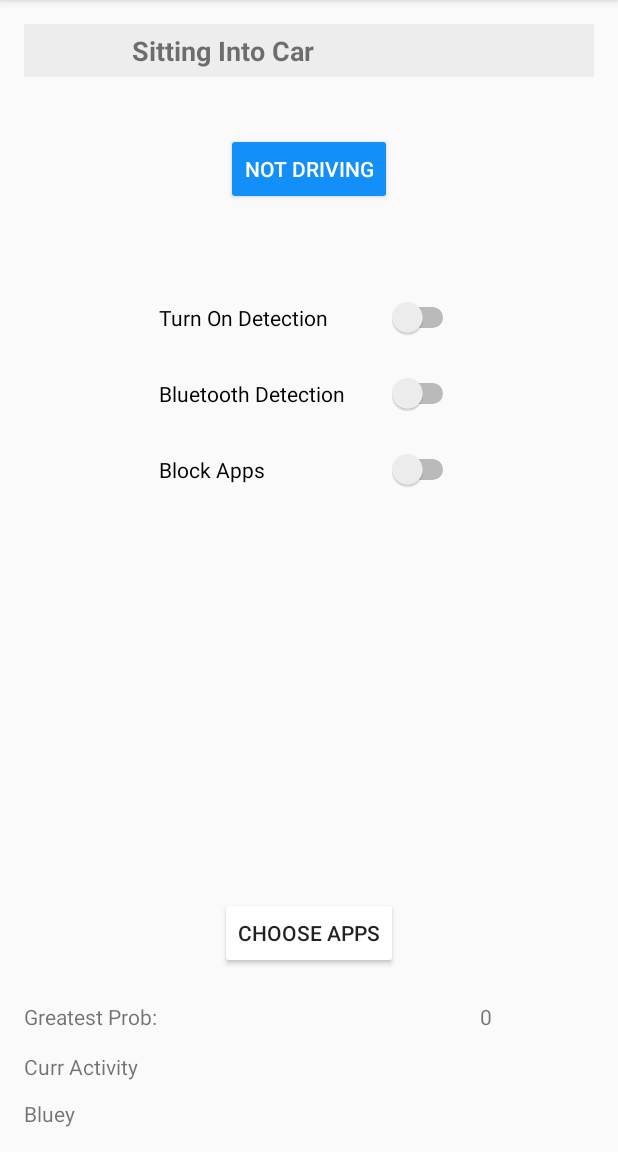
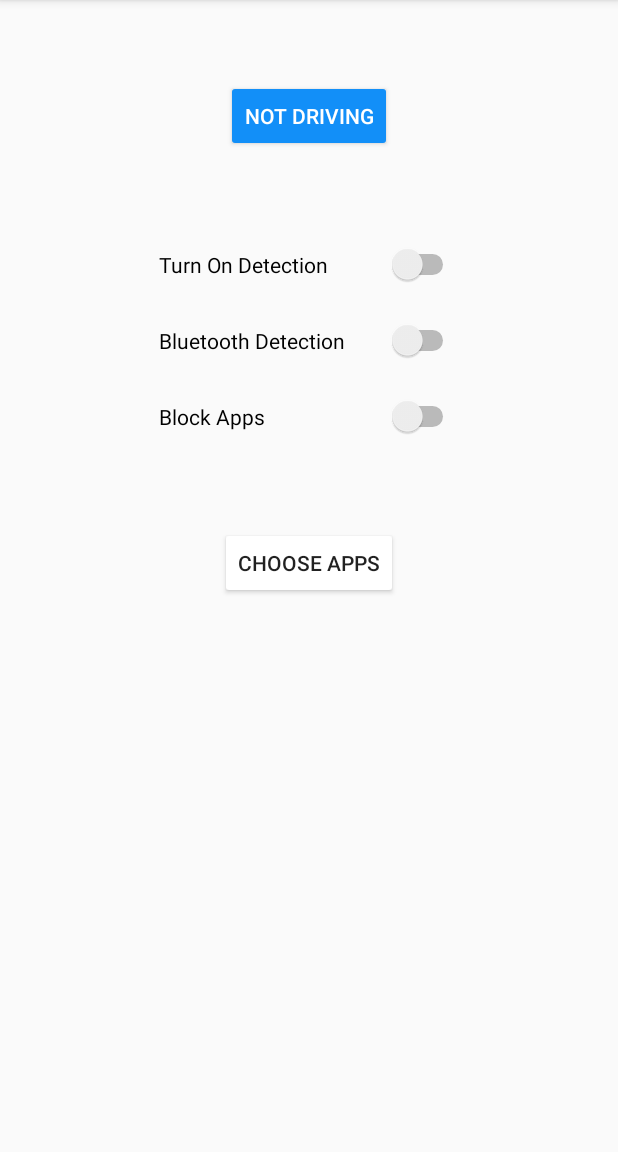
Before and after one commit to robmcelhinney/phone-block, an Android app: the MainActivity screen opened directly, with no data from a screen before it, on a phone screen of 412 x 824 dp, the part 84-1236 px from its top. Run offline under Robolectric (Android 15) with nearby library versions, the phone set to English and light mode, and no system bars.

```diff
--- a/app/src/main/java/com/robmcelhinney/PhoneBlock/ChangeDNDService.java
+++ b/app/src/main/java/com/robmcelhinney/PhoneBlock/ChangeDNDService.java
@@ -24,6 +24,8 @@ public class ChangeDNDService extends Service {
 
         doNotDisturbBroadcastReceiver = new doNotDisturbBroadcastReceiver();
         intentChangingDND = new IntentFilter();
+        intentChangingDND.addAction(NotificationManager.ACTION_INTERRUPTION_FILTER_CHANGED);
+        registerReceiver(doNotDisturbBroadcastReceiver, intentChangingDND);
     }
 
     @Override
@@ -32,8 +34,6 @@ public class ChangeDNDService extends Service {
         registerReceiver(doNotDisturbBroadcastReceiver, intentChangingDND);
         return START_STICKY;
     }
-
-
 
     @Override
     public void onDestroy() {
@@ -54,7 +54,7 @@ public class ChangeDNDService extends Service {
 
                 Log.d("changing interruption filter", "entering broadcast receiver " +  mNotificationManager.getCurrentInterruptionFilter() + " isActive? " + UtilitiesService.isActive());
                 assert mNotificationManager != null;
-                if (mNotificationManager.getCurrentInterruptionFilter() != NotificationManager.INTERRUPTION_FILTER_NONE && UtilitiesService.isActive()) {
+                if (mNotificationManager.getCurrentInterruptionFilter() != NotificationManager.INTERRUPTION_FILTER_NONE) {
                     DisturbService.cancelNotification();
                     DisturbService.doDisturb();
                 }
--- a/app/src/main/java/com/robmcelhinney/PhoneBlock/DetectDrivingService.java
+++ b/app/src/main/java/com/robmcelhinney/PhoneBlock/DetectDrivingService.java
@@ -88,6 +88,8 @@ public class DetectDrivingService extends Service implements SensorEventListener
 
     private SharedPreferences settings;
 
+    private IntentFilter intentFilter;
+
     public void onCreate() {
         super.onCreate();
 
@@ -101,7 +103,7 @@ public class DetectDrivingService extends Service implements SensorEventListener
         mBluetoothAdapter = BluetoothAdapter.getDefaultAdapter();
 
         //register BroadcastReceiver for ActivityRecognizedService
-        IntentFilter intentFilter = new IntentFilter(ActivityRecognizedService.ACTION_ActivityRecognizedService);
+        intentFilter = new IntentFilter(ActivityRecognizedService.ACTION_ActivityRecognizedService);
         intentFilter.addAction(ActivityRecognizedService.ACTION_ActivityRecognizedService);
         intentFilter.addCategory(Intent.CATEGORY_DEFAULT);
         registerReceiver(myBroadcastReceiver, intentFilter);
@@ -124,14 +126,15 @@ public class DetectDrivingService extends Service implements SensorEventListener
 
     @Override
     public int onStartCommand(Intent intent, int flags, int startId) {
+        registerReceiver(myBroadcastReceiver, intentFilter);
         return START_STICKY;
 //        return super.onStartCommand(intent, flags, startId);
     }
 
     @Override
     public void onDestroy() {
+        unregisterReceiver(myBroadcastReceiver);
         super.onDestroy();
-        unregisterReceiver(myBroadcastReceiver);
     }
 
     @Nullable
@@ -211,9 +214,9 @@ public class DetectDrivingService extends Service implements SensorEventListener
                     UtilitiesService.setUserNotDriving(false);
                 }
 
-                // Will not deactive block until user has been on foot for ~15 seconds.
+                // Will not deactive block until user has been on foot for ~10 seconds.
                 // This prevents a single poor prediction turning off the block.
-                if(UtilitiesService.isActive() && numTimesOnFoot >= 3) {
+                if(UtilitiesService.isActive() && numTimesOnFoot >= 2) {
                     DisturbService.doDisturb();
                 }
 
--- a/app/src/main/java/com/robmcelhinney/PhoneBlock/DisturbService.java
+++ b/app/src/main/java/com/robmcelhinney/PhoneBlock/DisturbService.java
@@ -66,9 +66,10 @@ public class DisturbService extends Service implements TextToSpeech.OnInitListen
 
     public static void userSelectedDoDisturb() {
         UtilitiesService.setUserNotDriving(true);
-        if(UtilitiesService.isActive()) {
+        Log.d("userSelectedDoDisturb", "" + UtilitiesService.isActive());
+//        if(UtilitiesService.isActive()) {
             doDisturb();
-        }
+//        }
     }
 
     @Override
@@ -101,7 +102,9 @@ public class DisturbService extends Service implements TextToSpeech.OnInitListen
         UtilitiesService.setActive(true);
         sendToMainActivity(true);
 
+        Log.d("startoverlayservice", "dnd");
         if(settings.getBoolean("switchOtherApps", false)) {
+            Log.d("startoverlayservice", "yes");
             startOverlayService();
         }
     }
@@ -134,9 +137,9 @@ public class DisturbService extends Service implements TextToSpeech.OnInitListen
         sendToMainActivity(false);
         DetectDrivingService.setSittingIntoCar(false);
         UtilitiesService.setActive(false);
-        if(settings.getBoolean("switchOtherApps", false)) {
+//        if(settings.getBoolean("switchOtherApps", false)) {
             stopOverlayService();
-        }
+//        }
     }
 
     public static void startOverlayService() {
--- a/app/src/main/java/com/robmcelhinney/PhoneBlock/InstalledAppsActivity.java
+++ b/app/src/main/java/com/robmcelhinney/PhoneBlock/InstalledAppsActivity.java
@@ -4,6 +4,7 @@ import android.animation.Animator;
 import android.animation.AnimatorListenerAdapter;
 import android.content.Context;
 import android.content.SharedPreferences;
+import android.content.pm.ActivityInfo;
 import android.content.pm.ApplicationInfo;
 import android.os.AsyncTask;
 import android.os.Bundle;
@@ -45,15 +46,14 @@ public class InstalledAppsActivity extends AppCompatActivity {
     @Override
     protected void onCreate(Bundle savedInstanceState) {
         super.onCreate(savedInstanceState);
+        setRequestedOrientation (ActivityInfo.SCREEN_ORIENTATION_PORTRAIT);
         setContentView(R.layout.activity_installed_apps);
 
         progressOverlay = findViewById(R.id.progress_loading_overlay);
 
         settings = getApplicationContext().getSharedPreferences(MY_PREFS_NAME, MODE_PRIVATE);
         editor = settings.edit();
-
         thisContext = this;
-
         selectedAppsPackageName = new HashSet<>();
 
         listView = findViewById(R.id.listViewID);
--- a/app/src/main/java/com/robmcelhinney/PhoneBlock/MainActivity.java
+++ b/app/src/main/java/com/robmcelhinney/PhoneBlock/MainActivity.java
@@ -8,6 +8,7 @@ import android.content.Context;
 import android.content.Intent;
 import android.content.IntentFilter;
 import android.content.SharedPreferences;
+import android.content.pm.ActivityInfo;
 import android.content.pm.ApplicationInfo;
 import android.content.pm.PackageManager;
 import android.hardware.SensorManager;
@@ -24,7 +25,6 @@ import android.view.View;
 import android.widget.Button;
 import android.widget.CompoundButton;
 import android.widget.Switch;
-import android.widget.TextView;
 import android.widget.Toast;
 import android.widget.ToggleButton;
 
@@ -34,9 +34,9 @@ import java.util.Locale;
 public class MainActivity extends AppCompatActivity implements TextToSpeech.OnInitListener {
     private TextToSpeech textToSpeech;
 
-    private TextView greatestProb;
-    private TextView sittingcarTextView;
-    private TextView currText;
+//    private TextView greatestProb;
+//    private TextView sittingcarTextView;
+//    private TextView currText;
 
     private Switch switchDetection;
     private Switch switchBT;
@@ -62,19 +62,15 @@ public class MainActivity extends AppCompatActivity implements TextToSpeech.OnIn
     @Override
     protected void onCreate(Bundle savedInstanceState) {
         super.onCreate(savedInstanceState);
+        setRequestedOrientation (ActivityInfo.SCREEN_ORIENTATION_PORTRAIT);
         setContentView(R.layout.activity_main);
 
         mNotificationManager = (NotificationManager) getSystemService(Context.NOTIFICATION_SERVICE);
-
         startDisturbService();
-
         startDNDService();
-
         startUtiliesService();
-
         settings = getSharedPreferences(MY_PREFS_NAME, MODE_PRIVATE);
         editor = settings.edit();
-
 
         // Splash Screen first time launch
         if (!PreferenceManager.getDefaultSharedPreferences(getBaseContext()).getBoolean("pref_previously_started", false)) {
@@ -82,11 +78,9 @@ public class MainActivity extends AppCompatActivity implements TextToSpeech.OnIn
         }
 
 
-
-
-        greatestProb = findViewById(R.id.greatestProb);
-        sittingcarTextView = findViewById(R.id.sittingcar_prob);
-        currText = findViewById(R.id.currText);
+//        greatestProb = findViewById(R.id.greatestProb);
+//        sittingcarTextView = findViewById(R.id.sittingcar_prob);
+//        currText = findViewById(R.id.currText);
 
         textToSpeech = new TextToSpeech(this, this);
         textToSpeech.setLanguage(Locale.US);
@@ -199,10 +193,10 @@ public class MainActivity extends AppCompatActivity implements TextToSpeech.OnIn
         }
 
         LocalBroadcastManager.getInstance(this).registerReceiver(
-                mMessageReceiver, new IntentFilter("intentKey"));
+            mMessageReceiver, new IntentFilter("intentKey"));
 
         LocalBroadcastManager.getInstance(this).registerReceiver(
-                mMessageReceiverToggleButton, new IntentFilter("intentToggleButton"));
+            mMessageReceiverToggleButton, new IntentFilter("intentToggleButton"));
     }
 
     private void startUtiliesService() {
@@ -213,24 +207,24 @@ public class MainActivity extends AppCompatActivity implements TextToSpeech.OnIn
     private BroadcastReceiver mMessageReceiver = new BroadcastReceiver() {
         @Override
         public void onReceive(Context context, Intent intent) {
-        // Get extra data included in the Intent
-        String message = intent.getStringExtra("text");
-        if (intent.hasExtra("currText")) {
-            currText.setText(message);
-        } else if (intent.hasExtra("greatestProb")) {
-            greatestProb.setText(message);
-        } else if (intent.hasExtra("sittingCarText")) {
-            sittingcarTextView.setText(message);
-        }
+//        // Get extra data included in the Intent
+//        String message = intent.getStringExtra("text");
+//        if (intent.hasExtra("currText")) {
+//            currText.setText(message);
+//        } else if (intent.hasExtra("greatestProb")) {
+//            greatestProb.setText(message);
+//        } else if (intent.hasExtra("sittingCarText")) {
+//            sittingcarTextView.setText(message);
+//        }
         }
     };
 
     private BroadcastReceiver mMessageReceiverToggleButton = new BroadcastReceiver() {
         @Override
         public void onReceive(Context context, Intent intent) {
-            // Get extra data included in the Intent
-            boolean value = intent.getBooleanExtra("valueBool", false);
-            toggleButtonActive.setChecked(value);
+        // Get extra data included in the Intent
+        boolean value = intent.getBooleanExtra("valueBool", false);
+        toggleButtonActive.setChecked(value);
         }
     };
 
--- a/app/src/main/java/com/robmcelhinney/PhoneBlock/Overlay.java
+++ b/app/src/main/java/com/robmcelhinney/PhoneBlock/Overlay.java
@@ -6,6 +6,7 @@ import android.content.SharedPreferences;
 import android.os.Handler;
 import android.os.IBinder;
 import android.os.Looper;
+import android.util.Log;
 import android.widget.Toast;
 
 import com.rvalerio.fgchecker.AppChecker;
@@ -21,16 +22,11 @@ import static com.robmcelhinney.PhoneBlock.MainActivity.MY_PREFS_NAME;
 
 public class Overlay extends Service {
 
-    private final int delayMillis = 1000;
-
+    private final int delayMillis = 2000;
     private final Handler handler = new Handler();
-
     private Runnable runnable;
-
     private AppChecker appChecker;
-
     private SharedPreferences settings;
-
     private HashMap closedApps;
 
     @Override
@@ -40,18 +36,21 @@ public class Overlay extends Service {
 
         appChecker = new AppChecker();
         closedApps = new HashMap<>();
+
+//        handlerLoop();
     }
 
     @Override
     public int onStartCommand(Intent intent, int flags, int startId) {
+        Log.d("onstartOverlay", "handler back running");
         handlerLoop();
         return super.onStartCommand(intent, flags, startId);
     }
 
     @Override
     public void onDestroy() {
+        handler.removeCallbacks(runnable);
         super.onDestroy();
-//        handler.removeCallbacks(runnable);
     }
 
     @Override
@@ -63,8 +62,8 @@ public class Overlay extends Service {
         runnable= new Runnable() {
             @Override
             public void run() {
-                closeApps();
-                handler.postDelayed(this, delayMillis);
+            closeApps();
+            handler.postDelayed(this, delayMillis);
             }
         };
 
@@ -96,7 +95,7 @@ public class Overlay extends Service {
     }
 
     private String getForegroundApp(){
-//        Log.d("CurrApp",  "App is... " + appChecker.getForegroundApp(getApplicationContext()));
+        Log.d("CurrApp",  "App is... " + appChecker.getForegroundApp(getApplicationContext()));
         return appChecker.getForegroundApp(getApplicationContext());
     }
 
--- a/app/src/main/java/com/robmcelhinney/PhoneBlock/PermissionsSplashActivity.java
+++ b/app/src/main/java/com/robmcelhinney/PhoneBlock/PermissionsSplashActivity.java
@@ -3,6 +3,7 @@ package com.robmcelhinney.PhoneBlock;
 import android.app.NotificationManager;
 import android.content.Context;
 import android.content.SharedPreferences;
+import android.content.pm.ActivityInfo;
 import android.os.Bundle;
 import android.preference.PreferenceManager;
 import android.support.v7.app.AppCompatActivity;
@@ -23,6 +24,7 @@ public class PermissionsSplashActivity extends AppCompatActivity {
     @Override
     protected void onCreate(Bundle savedInstanceState) {
         super.onCreate(savedInstanceState);
+        setRequestedOrientation (ActivityInfo.SCREEN_ORIENTATION_PORTRAIT);
         setContentView(R.layout.activity_permissions_splash);
 
         mNotificationManager = (NotificationManager) getSystemService(Context.NOTIFICATION_SERVICE);
--- a/app/src/main/res/layout/activity_main.xml
+++ b/app/src/main/res/layout/activity_main.xml
@@ -1,7 +1,7 @@
 <?xml version="1.0" encoding="utf-8"?>
 <RelativeLayout xmlns:android="http://schemas.android.com/apk/res/android"
     xmlns:tools="http://schemas.android.com/tools"
-    android:layout_width="wrap_content"
+    android:layout_width="match_parent"
     android:layout_height="match_parent"
     android:paddingBottom="@dimen/activity_vertical_margin"
     android:paddingLeft="@dimen/activity_horizontal_margin"
@@ -10,90 +10,20 @@
     android:paddingTop="@dimen/activity_vertical_margin"
     tools:context="com.robmcelhinney.PhoneBlock.MainActivity">
 
-    <TextView
-        android:id="@+id/textView2"
+
+    <ToggleButton
+    android:id="@+id/toggleButtonActive"
+    style="@style/Base.Widget.AppCompat.Button"
     android:layout_width="wrap_content"
     android:layout_height="wrap_content"
-        android:text="Hello World!" />
-
-    <TableLayout xmlns:android="http://schemas.android.com/apk/res/android"
-        android:id="@+id/tableLayout"
-        android:layout_width="match_parent"
-        android:layout_height="wrap_content"
-        android:layout_alignParentStart="true"
     android:layout_alignParentTop="true"
-        android:background="#ededed"
-        android:clipToPadding="false">
-
-        <TableRow
-            android:id="@+id/tableRow"
-            android:layout_width="match_parent"
-            android:layout_height="match_parent"
-            android:padding="5dp">
-
-            <TextView
-                android:id="@+id/textView3"
-                android:layout_width="139dp"
-                android:layout_height="wrap_content"
-                android:layout_weight="1"
-                android:text="@string/sittingcar"
-                android:textAlignment="center"
-                android:textSize="18sp"
-                android:textStyle="bold" />
-
-            <TextView
-                android:id="@+id/sittingcar_prob"
-                android:layout_width="wrap_content"
-                android:layout_height="wrap_content"
-                android:layout_weight="1"
-                android:textAlignment="center"
-                android:textSize="18sp" />
-        </TableRow>
-    </TableLayout>
-
-    <TextView
-        android:id="@+id/textView4"
-        android:layout_width="wrap_content"
-        android:layout_height="wrap_content"
-        android:layout_above="@+id/CurrentlyText"
-        android:layout_alignParentStart="true"
-        android:layout_marginBottom="14dp"
-        android:text="Greatest Prob:" />
-
-    <TextView
-        android:id="@+id/greatestProb"
-        android:layout_width="wrap_content"
-        android:layout_height="wrap_content"
-        android:layout_alignEnd="@+id/tableLayout"
-        android:layout_alignTop="@+id/textView4"
-        android:layout_marginEnd="68dp"
-        android:text="0" />
-
-    <TextView
-        android:id="@+id/CurrentlyText"
-        android:layout_width="wrap_content"
-        android:layout_height="wrap_content"
-        android:layout_alignBaseline="@+id/currText"
-        android:layout_alignBottom="@+id/currText"
-        android:layout_alignParentStart="true"
-        android:text="Curr Activity" />
-
-    <TextView
-        android:id="@+id/currText"
-        android:layout_width="wrap_content"
-        android:layout_height="wrap_content"
-        android:layout_alignBottom="@+id/BTtextView"
-        android:layout_alignParentEnd="true"
-        android:layout_alignStart="@+id/greatestProb"
-        android:layout_marginBottom="31dp" />
-
-    <TextView
-        android:id="@+id/BTtextView"
-        android:layout_width="match_parent"
-        android:layout_height="wrap_content"
-        android:layout_alignParentBottom="true"
-        android:layout_alignParentStart="true"
-        android:text="Bluey" />
+    android:layout_centerHorizontal="true"
+    android:layout_marginTop="37dp"
+    android:clipToPadding="false"
+    android:text="ToggleButton"
+    android:textOff="Not Driving"
+    android:textOn="Driving"
+    android:theme="@style/MyButton" />
 
     <Switch
     android:id="@+id/switchDetection"
@@ -127,28 +57,14 @@
     android:text="Block Apps"
     android:textColor="@color/black" />
 
-    <ToggleButton
-        android:id="@+id/toggleButtonActive"
-        style="@style/Base.Widget.AppCompat.Button"
-        android:layout_width="wrap_content"
-        android:layout_height="wrap_content"
-        android:layout_below="@+id/tableLayout"
-        android:layout_centerHorizontal="true"
-        android:layout_marginTop="37dp"
-        android:text="ToggleButton"
-        android:textOff="Not Driving"
-        android:textOn="Driving"
-        android:theme="@style/MyButton"/>
-
-
 
     <Button
     android:id="@+id/appsButton"
     android:layout_width="wrap_content"
     android:layout_height="wrap_content"
-        android:layout_above="@+id/textView4"
+    android:layout_below="@+id/switchOtherApps"
     android:layout_centerHorizontal="true"
-        android:layout_marginBottom="22dp"
+    android:layout_marginTop="60dp"
     android:text="Choose Apps"
     android:theme="@style/ListAppsButton" />
 
@@ -159,29 +75,99 @@
 <!--<?xml version="1.0" encoding="utf-8"?>-->
 <!--<RelativeLayout xmlns:android="http://schemas.android.com/apk/res/android"-->
     <!--xmlns:tools="http://schemas.android.com/tools"-->
-    <!--android:layout_width="match_parent"-->
+    <!--android:layout_width="wrap_content"-->
     <!--android:layout_height="match_parent"-->
     <!--android:paddingBottom="@dimen/activity_vertical_margin"-->
     <!--android:paddingLeft="@dimen/activity_horizontal_margin"-->
     <!--android:paddingRight="@dimen/activity_horizontal_margin"-->
     <!--android:background="@color/grey"-->
     <!--android:paddingTop="@dimen/activity_vertical_margin"-->
-    <!--tools:contePhoneBlockp.MainActivity">-->
+    <!--tools:context="com.robmcelhinney.PhoneBlock.MainActivity">-->
 
-
-    <!--<ToggleButton-->
-    <!--android:id="@+id/toggleButtonActive"-->
-    <!--style="@style/Base.Widget.AppCompat.Button"-->
+    <!--<TextView-->
+        <!--android:id="@+id/textView2"-->
         <!--android:layout_width="wrap_content"-->
         <!--android:layout_height="wrap_content"-->
+        <!--android:text="Hello World!" />-->
+
+    <!--<TableLayout xmlns:android="http://schemas.android.com/apk/res/android"-->
+        <!--android:id="@+id/tableLayout"-->
+        <!--android:layout_width="match_parent"-->
+        <!--android:layout_height="wrap_content"-->
+        <!--android:layout_alignParentStart="true"-->
         <!--android:layout_alignParentTop="true"-->
-    <!--android:layout_centerHorizontal="true"-->
-    <!--android:layout_marginTop="37dp"-->
-    <!--android:clipToPadding="false"-->
-    <!--android:text="ToggleButton"-->
-    <!--android:textOff="Not Driving"-->
-    <!--android:textOn="Driving"-->
-    <!--android:theme="@style/MyButton" />-->
+        <!--android:background="#ededed"-->
+        <!--android:clipToPadding="false">-->
+
+        <!--<TableRow-->
+            <!--android:id="@+id/tableRow"-->
+            <!--android:layout_width="match_parent"-->
+            <!--android:layout_height="match_parent"-->
+            <!--android:padding="5dp">-->
+
+            <!--<TextView-->
+                <!--android:id="@+id/textView3"-->
+                <!--android:layout_width="139dp"-->
+                <!--android:layout_height="wrap_content"-->
+                <!--android:layout_weight="1"-->
+                <!--android:text="@string/sittingcar"-->
+                <!--android:textAlignment="center"-->
+                <!--android:textSize="18sp"-->
+                <!--android:textStyle="bold" />-->
+
+            <!--<TextView-->
+                <!--android:id="@+id/sittingcar_prob"-->
+                <!--android:layout_width="wrap_content"-->
+                <!--android:layout_height="wrap_content"-->
+                <!--android:layout_weight="1"-->
+                <!--android:textAlignment="center"-->
+                <!--android:textSize="18sp" />-->
+        <!--</TableRow>-->
+    <!--</TableLayout>-->
+
+    <!--<TextView-->
+        <!--android:id="@+id/textView4"-->
+        <!--android:layout_width="wrap_content"-->
+        <!--android:layout_height="wrap_content"-->
+        <!--android:layout_above="@+id/CurrentlyText"-->
+        <!--android:layout_alignParentStart="true"-->
+        <!--android:layout_marginBottom="14dp"-->
+        <!--android:text="Greatest Prob:" />-->
+
+    <!--<TextView-->
+        <!--android:id="@+id/greatestProb"-->
+        <!--android:layout_width="wrap_content"-->
+        <!--android:layout_height="wrap_content"-->
+        <!--android:layout_alignEnd="@+id/tableLayout"-->
+        <!--android:layout_alignTop="@+id/textView4"-->
+        <!--android:layout_marginEnd="68dp"-->
+        <!--android:text="0" />-->
+
+    <!--<TextView-->
+        <!--android:id="@+id/CurrentlyText"-->
+        <!--android:layout_width="wrap_content"-->
+        <!--android:layout_height="wrap_content"-->
+        <!--android:layout_alignBaseline="@+id/currText"-->
+        <!--android:layout_alignBottom="@+id/currText"-->
+        <!--android:layout_alignParentStart="true"-->
+        <!--android:text="Curr Activity" />-->
+
+    <!--<TextView-->
+        <!--android:id="@+id/currText"-->
+        <!--android:layout_width="wrap_content"-->
+        <!--android:layout_height="wrap_content"-->
+        <!--android:layout_alignBottom="@+id/BTtextView"-->
+        <!--android:layout_alignParentEnd="true"-->
+        <!--android:layout_alignStart="@+id/greatestProb"-->
+        <!--android:layout_marginBottom="31dp" />-->
+
+    <!--<TextView-->
+        <!--android:id="@+id/BTtextView"-->
+        <!--android:layout_width="match_parent"-->
+        <!--android:layout_height="wrap_content"-->
+        <!--android:layout_alignParentBottom="true"-->
+        <!--android:layout_alignParentStart="true"-->
+        <!--android:text="Bluey" />-->
 
     <!--<Switch-->
         <!--android:id="@+id/switchDetection"-->
@@ -215,14 +201,28 @@
         <!--android:text="Block Apps"-->
         <!--android:textColor="@color/black" />-->
 
+    <!--<ToggleButton-->
+        <!--android:id="@+id/toggleButtonActive"-->
+        <!--style="@style/Base.Widget.AppCompat.Button"-->
+        <!--android:layout_width="wrap_content"-->
+        <!--android:layout_height="wrap_content"-->
+        <!--android:layout_below="@+id/tableLayout"-->
+        <!--android:layout_centerHorizontal="true"-->
+        <!--android:layout_marginTop="37dp"-->
+        <!--android:text="ToggleButton"-->
+        <!--android:textOff="Not Driving"-->
+        <!--android:textOn="Driving"-->
+        <!--android:theme="@style/MyButton"/>-->
+
+
 
     <!--<Button-->
         <!--android:id="@+id/appsButton"-->
         <!--android:layout_width="wrap_content"-->
         <!--android:layout_height="wrap_content"-->
-    <!--android:layout_below="@+id/switchOtherApps"-->
+        <!--android:layout_above="@+id/textView4"-->
         <!--android:layout_centerHorizontal="true"-->
-    <!--android:layout_marginTop="60dp"-->
+        <!--android:layout_marginBottom="22dp"-->
         <!--android:text="Choose Apps"-->
         <!--android:theme="@style/ListAppsButton" />-->
 
```
Lines whose indentation alone changed are shown as unchanged.
